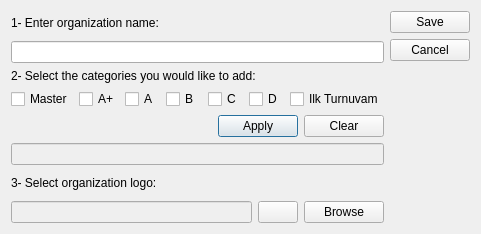
First picture: the form in src/app/AddEditOrganizationDialog.ui, repository KadirEmreAVCI/MasterTennisApp, before the edit.
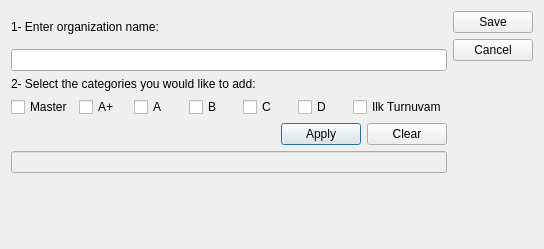
Second picture: the form after the edit. Custom widgets are drawn as their Qt base class.

Commit message: Class ProfilePictureWidget has been implemented and used in AddEditOrganizationDialog.

The edit to the form file:
```diff
--- a/src/app/AddEditOrganizationDialog.ui
+++ b/src/app/AddEditOrganizationDialog.ui
@@ -6,8 +6,8 @@
    <rect>
     <x>0</x>
     <y>0</y>
-    <width>481</width>
-    <height>234</height>
+    <width>544</width>
+    <height>249</height>
    </rect>
   </property>
   <property name="windowTitle">
@@ -15,7 +15,7 @@
   </property>
   <layout class="QGridLayout" name="gridLayout">
    <item row="0" column="0">
-    <layout class="QHBoxLayout" name="horizontalLayout_4">
+    <layout class="QHBoxLayout" name="horizontalLayout_3">
      <item>
       <layout class="QVBoxLayout" name="verticalLayout_5">
        <item>
@@ -135,40 +135,7 @@
         </layout>
        </item>
        <item>
-        <layout class="QVBoxLayout" name="verticalLayout_3">
-         <item>
-          <widget class="QLabel" name="label_2">
-           <property name="text">
-            <string>3- Select organization logo:</string>
-           </property>
-          </widget>
-         </item>
-         <item>
-          <layout class="QHBoxLayout" name="horizontalLayout_3">
-           <item>
-            <widget class="QLineEdit" name="lineEdit_ImagePath">
-             <property name="enabled">
-              <bool>false</bool>
-             </property>
-            </widget>
-           </item>
-           <item>
-            <widget class="QPushButton" name="DefaultPPButton">
-             <property name="text">
-              <string/>
-             </property>
-            </widget>
-           </item>
-           <item>
-            <widget class="QPushButton" name="BrowseButton">
-             <property name="text">
-              <string>Browse</string>
-             </property>
-            </widget>
-           </item>
-          </layout>
-         </item>
-        </layout>
+        <widget class="ProfilePictureWidget" name="ProfilePicWidget" native="true"/>
        </item>
       </layout>
      </item>
@@ -208,6 +175,14 @@
   </layout>
  </widget>
  <layoutdefault spacing="6" margin="11"/>
+ <customwidgets>
+  <customwidget>
+   <class>ProfilePictureWidget</class>
+   <extends>QWidget</extends>
+   <header>ProfilePictureWidget.h</header>
+   <container>1</container>
+  </customwidget>
+ </customwidgets>
  <resources/>
  <connections/>
 </ui>
```
The commit also changes 8 other files.
